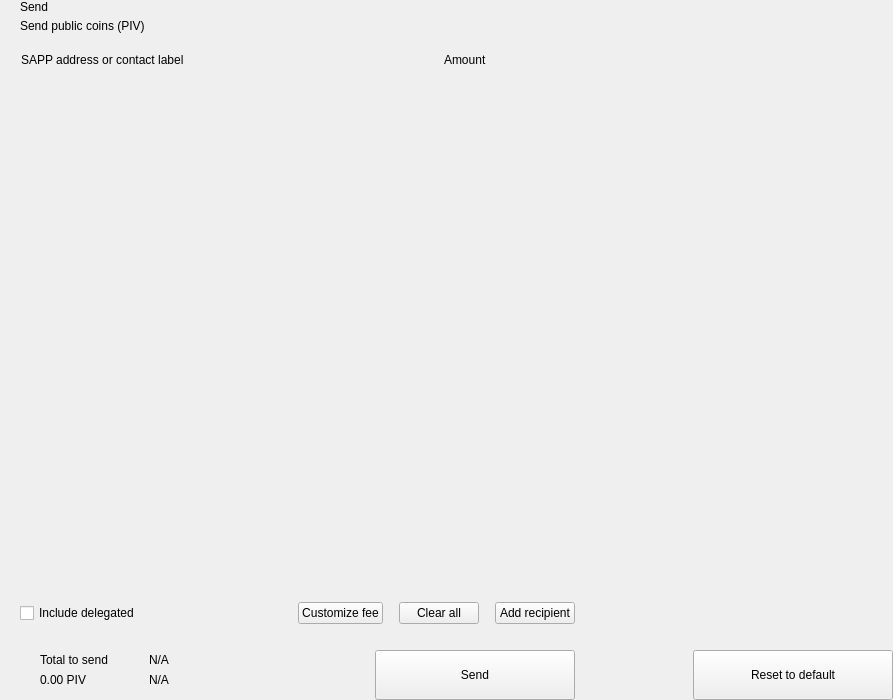
The window that src/qt/pivx/forms/send.ui (decenomy/SAPP) describes before a commit, drawn with Qt 5.
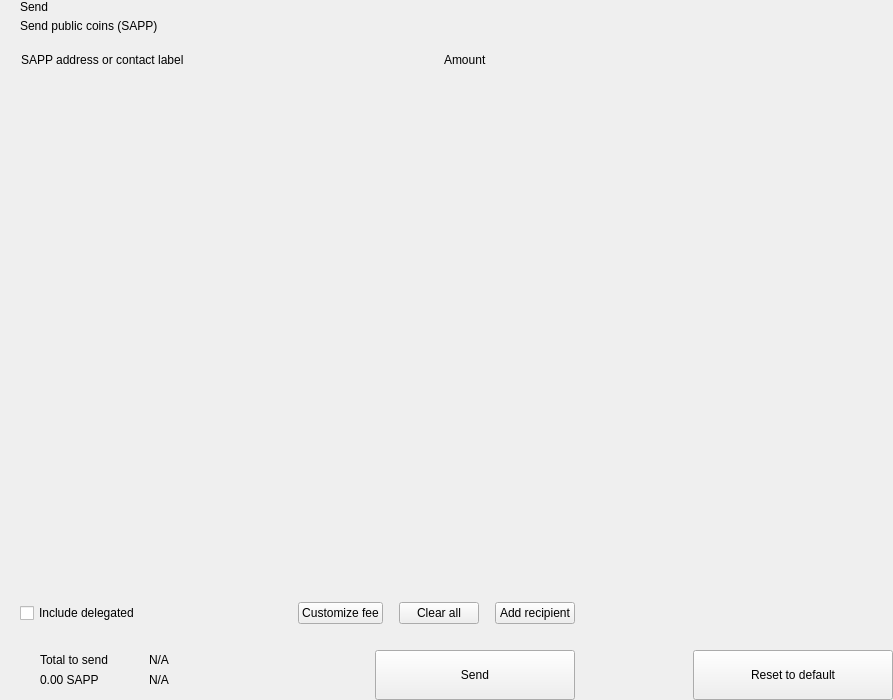
The same window after the commit. Custom widgets are drawn as their Qt base class.

Commit message: PIV->SAPP and zPIV->zSAPP

What changed in the file:
```diff
--- a/src/qt/pivx/forms/send.ui
+++ b/src/qt/pivx/forms/send.ui
@@ -81,7 +81,7 @@
             <item>
              <widget class="QLabel" name="labelSubtitle1">
               <property name="text">
-               <string>Send public coins (PIV)</string>
+               <string>Send public coins (SAPP)</string>
               </property>
              </widget>
             </item>
@@ -464,7 +464,7 @@
                      <item>
                       <widget class="QLabel" name="labelAmountSend">
                        <property name="text">
-                        <string notr="true">0.00 PIV</string>
+                        <string notr="true">0.00 SAPP</string>
                        </property>
                       </widget>
                      </item>
```
The commit also changes 82 other files.
